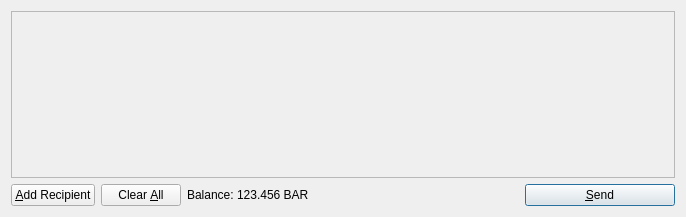
This is src/qt/forms/sendcoinsdialog.ui in dimacoin/coin2017 as Qt 5 draws it before an edit. The edited form follows.
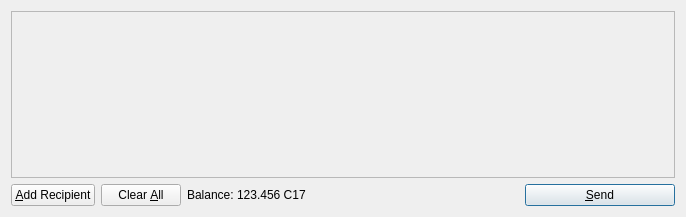
This is the edited form. Icons and pictures are not drawn.

Patch:
```diff
--- a/src/qt/forms/sendcoinsdialog.ui
+++ b/src/qt/forms/sendcoinsdialog.ui
@@ -119,7 +119,7 @@
           <cursorShape>IBeamCursor</cursorShape>
          </property>
          <property name="text">
-          <string>123.456 BAR</string>
+          <string>123.456 C17</string>
          </property>
          <property name="textInteractionFlags">
           <set>Qt::LinksAccessibleByMouse|Qt::TextSelectableByKeyboard|Qt::TextSelectableByMouse</set>
```
